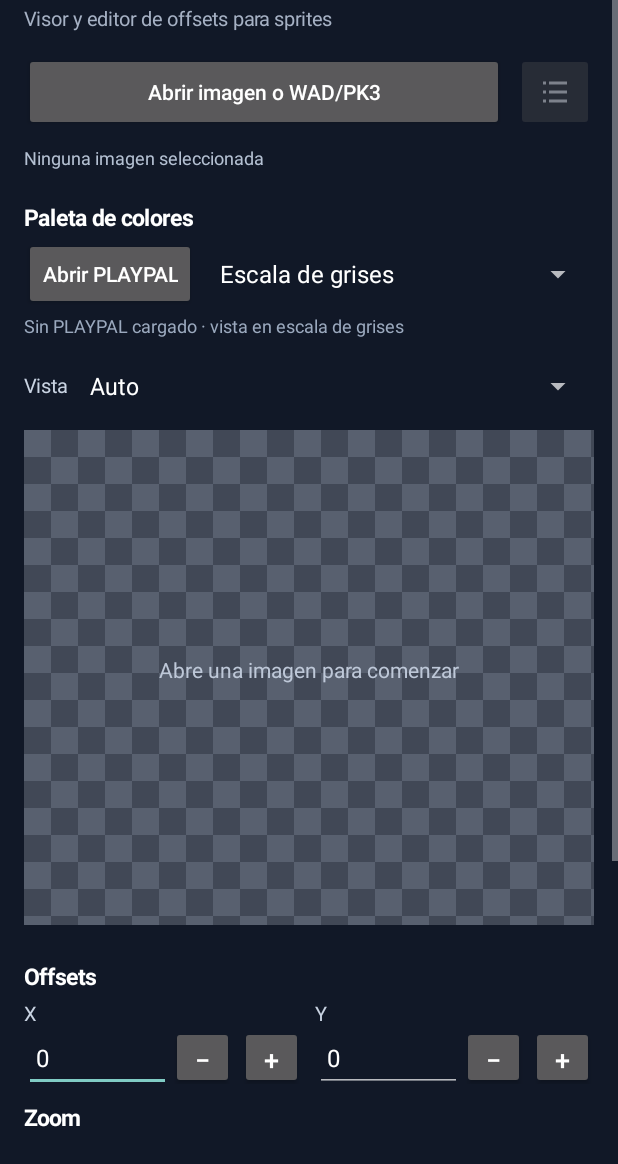
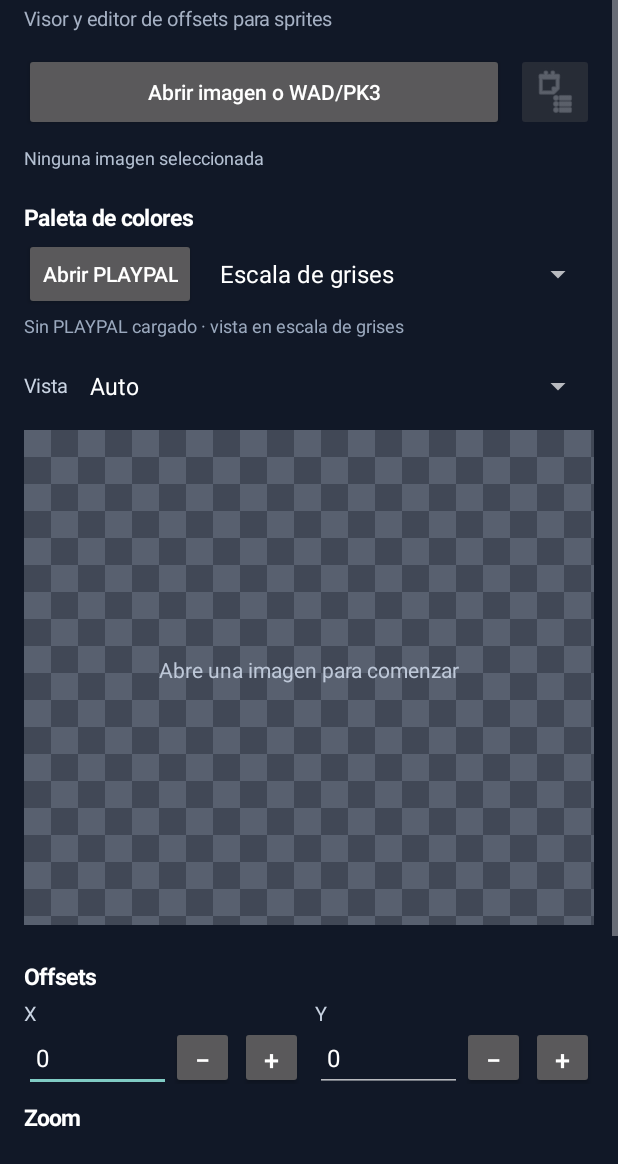
Before and after one commit to zjavax26-debug/Sprite-Offset, an Android app: the first screen one second after launch (MainActivity), on a phone screen of 412 x 824 dp, the part 72-1236 px from its top. Run offline under Robolectric (Android 15) with nearby library versions, the phone set to English and light mode, and no system bars.

Commit message:
fix(ui): remove helper text, auto-open sprite list and use Android icon [skip ci]

```diff
--- a/app/src/main/kotlin/com/spriteoffset/MainActivity.kt
+++ b/app/src/main/kotlin/com/spriteoffset/MainActivity.kt
@@ -107,7 +107,7 @@ class MainActivity : Activity() {
 
         archiveSpritesButton = ImageButton(this).apply {
             contentDescription = "Mostrar sprites reconocidos del WAD o PK3"
-            setImageResource(R.drawable.ic_archive_sprites)
+            setImageResource(android.R.drawable.ic_menu_agenda)
             scaleType = ImageView.ScaleType.CENTER
             background = openButton.background.constantState?.newDrawable()?.mutate()
                 ?: openButton.background
@@ -252,12 +252,6 @@ class MainActivity : Activity() {
         content.addView(exportButton, matchWrap())
         exportButton.setOnClickListener { exportPng() }
 
-        content.addView(TextView(this).apply {
-            text = "Carga un lump PLAYPAL extraído o un archivo IWAD/PWAD que lo contenga. Puedes elegir cualquiera de sus paletas; los espacios transparentes del Doom Patch se conservan. El guardado del Patch no altera sus píxeles comprimidos y el PNG exportado conserva los offsets grAb."
-            textSize = 12f
-            setTextColor(Color.rgb(155, 169, 190))
-            setPadding(0, dp(8), 0, 0)
-        })
     }
 
     private fun makeOffsetGroup(label: String, isX: Boolean): View {
@@ -416,7 +410,8 @@ class MainActivity : Activity() {
             return
         }
 
-        imageInfo.text = "$archiveName · ${contents.formatName} · ${contents.sprites.size} sprites reconocidos. Usa el botón de lista para verlos."
+        imageInfo.text = "$archiveName · ${contents.formatName} · ${contents.sprites.size} sprites reconocidos"
+        showArchiveSpritesDialog()
     }
 
     private fun updateArchiveSpritesButtonState() {
--- a/app/src/main/res/drawable/ic_archive_sprites.xml
+++ /dev/null
@@ -1,9 +0,0 @@
-<vector xmlns:android="http://schemas.android.com/apk/res/android"
-    android:width="24dp"
-    android:height="24dp"
-    android:viewportWidth="24"
-    android:viewportHeight="24">
-    <path
-        android:fillColor="#FFFFFFFF"
-        android:pathData="M4,5h2v2H4zM8,5h12v2H8zM4,11h2v2H4zM8,11h12v2H8zM4,17h2v2H4zM8,17h12v2H8z" />
-</vector>
```
